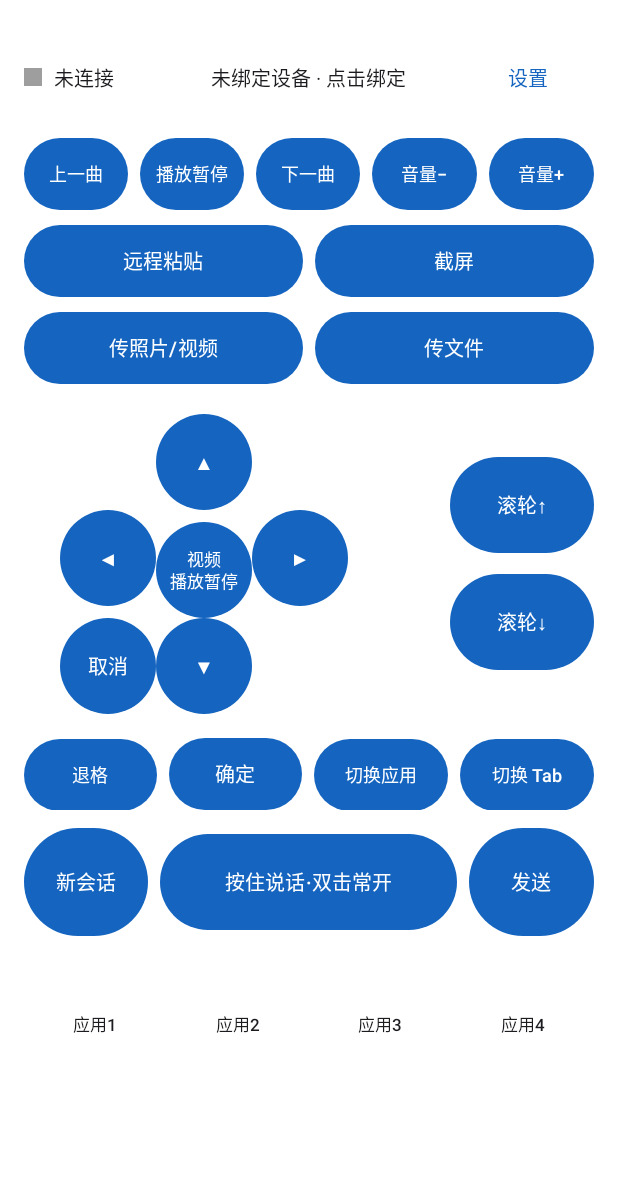
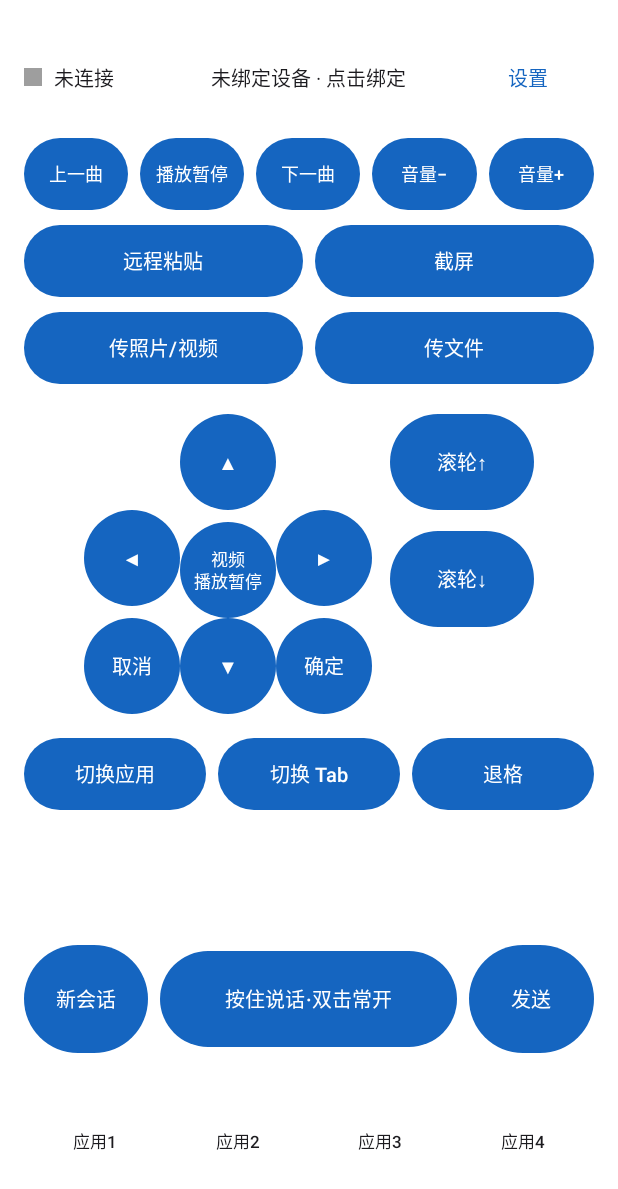
Before and after one commit to xjyfy/bed-work, an Android app: the layout activity_main.xml on its own in the app's theme, with its tools: preview values and no code run, on a phone screen of 412 x 824 dp. Shown: the top 1189 px of the screen. Run offline under Robolectric (Android 15) with nearby library versions, the phone set to English and light mode, and no system bars.

Commit message:
fix(android): 确定回九宫格右下、退格置行尾、方向区水平居中、语音/快捷区下沉贴底

```diff
--- a/android-app/app/src/main/res/layout/activity_main.xml
+++ b/android-app/app/src/main/res/layout/activity_main.xml
@@ -182,19 +182,18 @@
                 android:text="传文件" />
         </LinearLayout>
 
-        <!-- ========== 方向区：九宫格（中心是视频播放/暂停）+ 右侧竖排滚轮 ========== -->
+        <!-- ========== 方向区：九宫格（中心视频键、右下确定）+ 右侧竖排滚轮，整组水平居中 ========== -->
         <LinearLayout
             android:layout_width="match_parent"
             android:layout_height="wrap_content"
             android:layout_marginTop="20dp"
             android:layout_marginBottom="6dp"
-            android:gravity="center_vertical"
+            android:gravity="center_horizontal"
             android:orientation="horizontal">
 
             <GridLayout
                 android:layout_width="wrap_content"
                 android:layout_height="wrap_content"
-                android:layout_marginStart="24dp"
                 android:columnCount="3"
                 android:horizontalGap="10dp"
                 android:rowCount="3"
@@ -254,36 +253,40 @@
                     android:layout_height="64dp"
                     android:text="▼" />
 
-                <View
+                <!-- 确定回到方向区，占九宫格右下（与左下的「取消」对称） -->
+                <com.google.android.material.button.MaterialButton
+                    android:id="@+id/btnOk"
+                    style="@style/Widget.RemoteMic.Round"
                     android:layout_width="64dp"
-                    android:layout_height="64dp" />
+                    android:layout_height="64dp"
+                    android:text="确定" />
             </GridLayout>
 
             <LinearLayout
-                android:layout_width="0dp"
+                android:layout_width="96dp"
                 android:layout_height="wrap_content"
-                android:layout_weight="1"
-                android:gravity="end|center_vertical"
+                android:layout_marginStart="12dp"
+                android:gravity="center_vertical"
                 android:orientation="vertical">
 
                 <com.google.android.material.button.MaterialButton
                     android:id="@+id/btnScrollPrev"
                     style="@style/Widget.RemoteMic.Key"
-                    android:layout_width="96dp"
+                    android:layout_width="match_parent"
                     android:layout_height="64dp"
                     android:text="滚轮↑" />
 
                 <com.google.android.material.button.MaterialButton
                     android:id="@+id/btnScrollNext"
                     style="@style/Widget.RemoteMic.Key"
-                    android:layout_width="96dp"
+                    android:layout_width="match_parent"
                     android:layout_height="64dp"
                     android:layout_marginTop="14dp"
                     android:text="滚轮↓" />
             </LinearLayout>
         </LinearLayout>
 
-        <!-- ========== 编辑/窗口行：退格 · 确定 · 切换应用 · 切换 Tab ========== -->
+        <!-- ========== 窗口/编辑行：切换应用 · 切换 Tab · 退格（最右） ========== -->
         <LinearLayout
             android:layout_width="match_parent"
             android:layout_height="wrap_content"
@@ -291,34 +294,14 @@
             android:orientation="horizontal">
 
             <com.google.android.material.button.MaterialButton
-                android:id="@+id/btnDelete"
+                android:id="@+id/btnSwitcher"
                 style="@style/Widget.RemoteMic.Key"
                 android:layout_width="0dp"
                 android:layout_height="48dp"
                 android:layout_weight="1"
                 android:maxLines="1"
-                android:text="退格"
-                android:textSize="12sp" />
-
-            <com.google.android.material.button.MaterialButton
-                android:id="@+id/btnOk"
-                style="@style/Widget.RemoteMic.Key"
-                android:layout_width="0dp"
-                android:layout_height="48dp"
-                android:layout_marginStart="8dp"
-                android:layout_weight="1"
-                android:text="确定" />
-
-            <com.google.android.material.button.MaterialButton
-                android:id="@+id/btnSwitcher"
-                style="@style/Widget.RemoteMic.Key"
-                android:layout_width="0dp"
-                android:layout_height="48dp"
-                android:layout_marginStart="8dp"
-                android:layout_weight="1"
-                android:maxLines="1"
                 android:text="切换应用"
-                android:textSize="12sp" />
+                android:textSize="13sp" />
 
             <com.google.android.material.button.MaterialButton
                 android:id="@+id/btnTabSwitch"
@@ -329,8 +312,28 @@
                 android:layout_weight="1"
                 android:maxLines="1"
                 android:text="切换 Tab"
-                android:textSize="12sp" />
+                android:textSize="13sp" />
+
+            <com.google.android.material.button.MaterialButton
+                android:id="@+id/btnDelete"
+                style="@style/Widget.RemoteMic.Key"
+                android:layout_width="0dp"
+                android:layout_height="48dp"
+                android:layout_marginStart="8dp"
+                android:layout_weight="1"
+                android:maxLines="1"
+                android:text="退格"
+                android:textSize="13sp" />
         </LinearLayout>
+
+        <!-- 弹簧：视口还有余量时把下面「语音区 + 快捷区」压到更靠底部的位置；
+             内容超过一屏时高度归零，不影响滚动 -->
+        <Space
+            android:layout_width="match_parent"
+            android:layout_height="0dp"
+            android:minHeight="12dp"
+            android:layout_weight="1" />
+
 
         <!-- ========== 语音区：新会话 / 按住说话 / 发送 ========== -->
         <LinearLayout
```
